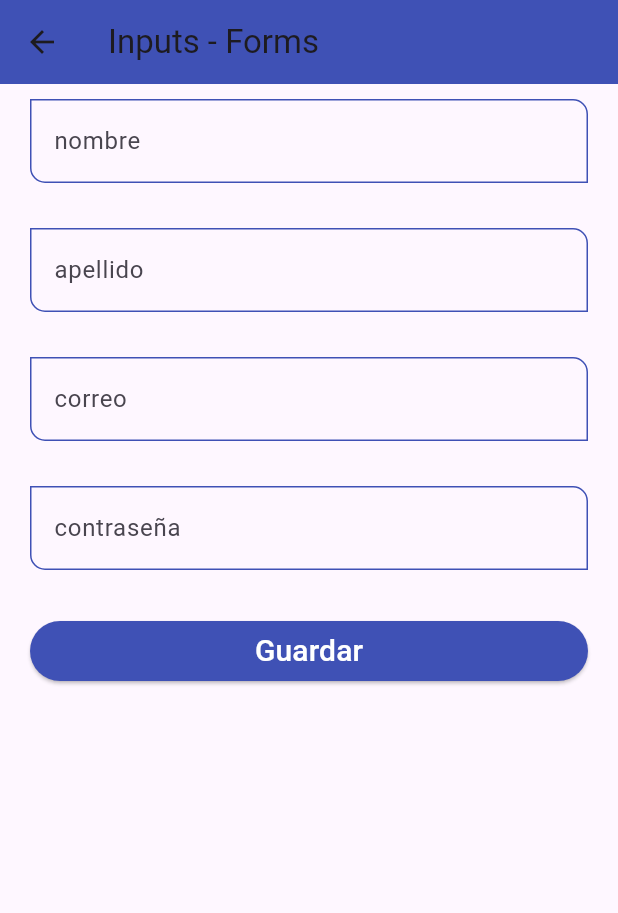
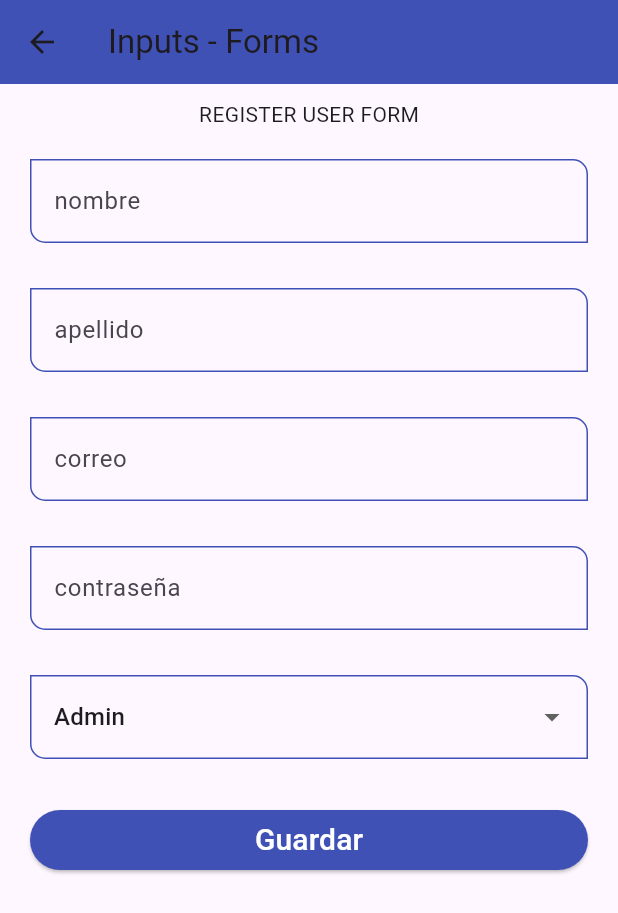
Before and after one commit to JesusRangelDiaz/fl-components, a Flutter app: the InputScreen screen opened by its route, after a tap on "Guardar", on a phone screen of 412 x 824 dp. Shown: the top 913 px of the screen. Run offline on Flutter 3.47's test engine with Material 3 defaults, Android fonts, the phone set to English and light mode, and no system bars.

Commit message:
feat: :green_heart: form_screen complete

```diff
--- a/lib/screens/input_screen.dart
+++ b/lib/screens/input_screen.dart
@@ -29,13 +29,27 @@ class InputScreen extends StatelessWidget {
               key: myFormKey,
               child: Column(
                 children: [
-                  const CustomInputField(labelText: 'nombre',hintText: 'nombre(s)', keyboardType1: TextInputType.name),
+                  const Text('REGISTER USER FORM'),
+                  const SizedBox(height: 20),
+                  CustomInputField(labelText: 'nombre', hintText: 'nombre(s)', keyboardType1: TextInputType.name, formProperty: 'first_name',formValues: formValues),
                   const SizedBox(height: 30),
-                  const CustomInputField(labelText: 'apellido',hintText: 'apellido(s)', keyboardType1: TextInputType.name),
+                  CustomInputField(labelText: 'apellido', hintText: 'apellido(s)', keyboardType1: TextInputType.name, formProperty: 'last_name', formValues: formValues),
                   const SizedBox(height: 30),
-                  const CustomInputField(labelText: 'correo',hintText: 'correo electronico' ,keyboardType1: TextInputType.emailAddress),
+                  CustomInputField(labelText: 'correo', hintText: 'correo electronico' ,keyboardType1: TextInputType.emailAddress, formProperty: 'email', formValues:formValues),
                   const SizedBox(height: 30),
-                  const CustomInputField(labelText: 'contraseña',hintText: 'contraseña', isPassword: true),
+                  CustomInputField(labelText: 'contraseña', hintText: 'contraseña', isPassword: true, formProperty: 'password', formValues: formValues),
+                  const SizedBox(height: 30),
+                  DropdownButtonFormField<String>(
+                    value: 'Admin',
+                    items:const [
+                      DropdownMenuItem(value:'Admin',child: Text('Admin')),
+                      DropdownMenuItem(value:'SuperUser',child: Text('admin')),
+                      DropdownMenuItem(value:'Developer',child: Text('Developer')),
+                      DropdownMenuItem(value:'Jr.Developer',child: Text('Jr.Developer'))],
+                    onChanged: (value){
+                      formValues['role']=value??'admin';
+                    }
+                    ),
                   const SizedBox(height: 30),
                   ElevatedButton(
                         onPressed:(){
--- a/lib/widgets/custom_input_field.dart
+++ b/lib/widgets/custom_input_field.dart
@@ -10,8 +10,11 @@ class CustomInputField extends StatelessWidget {
   final TextInputType? keyboardType1;
   final bool isPassword;
 
+  final String formProperty;
+  final Map<String,String> formValues;
+
   const CustomInputField({
-    super.key, this.hintText, this.helperText, this.labelText, this.icon, this.suffixIcon, this.keyboardType1, this.isPassword=false,
+    super.key, this.hintText, this.helperText, this.labelText, this.icon, this.suffixIcon, this.keyboardType1, this.isPassword=false, required this.formProperty, required this.formValues,
   });
 
   @override
@@ -21,7 +24,9 @@ class CustomInputField extends StatelessWidget {
       keyboardType: keyboardType1,
       obscureText: isPassword,
       textCapitalization: TextCapitalization.words,
-      onChanged: (value) => {},
+      onChanged: (value) => {
+        formValues[formProperty] = value
+      },
       validator: (value) {
         if (value == null) return 'Ete campo es requerido';
         return value.length < 3 ? 'Minimo de 3 letras' : null;
```
